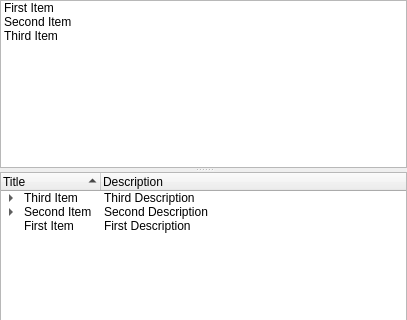
Before: the Qt Designer form kstyle/demo/ui/oxygenlistdemowidget.ui in KDE/oxygen, drawn with Qt 5; both pictures show x 0 to 407 and y 0 to 320 of the 407 by 511 pixel window.
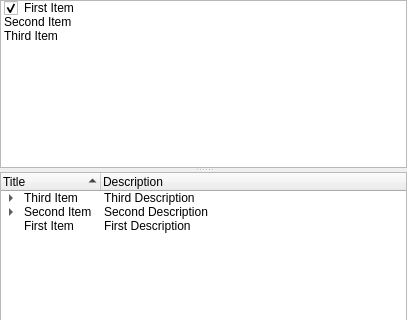
After: the same form once the commit is applied.

Commit message: added checkboxes in to list

Patch:
```diff
--- a/kstyle/demo/ui/oxygenlistdemowidget.ui
+++ b/kstyle/demo/ui/oxygenlistdemowidget.ui
@@ -39,16 +39,25 @@
        <property name="text">
         <string>First Item</string>
        </property>
+       <property name="checkState">
+        <enum>Checked</enum>
+       </property>
       </item>
       <item>
        <property name="text">
         <string>Second Item</string>
        </property>
+       <property name="checkState">
+        <enum>Unchecked</enum>
+       </property>
       </item>
       <item>
        <property name="text">
         <string>Third Item</string>
        </property>
+       <property name="checkState">
+        <enum>Unchecked</enum>
+       </property>
       </item>
      </widget>
      <widget class="QTreeWidget" name="treeWidget">
```
